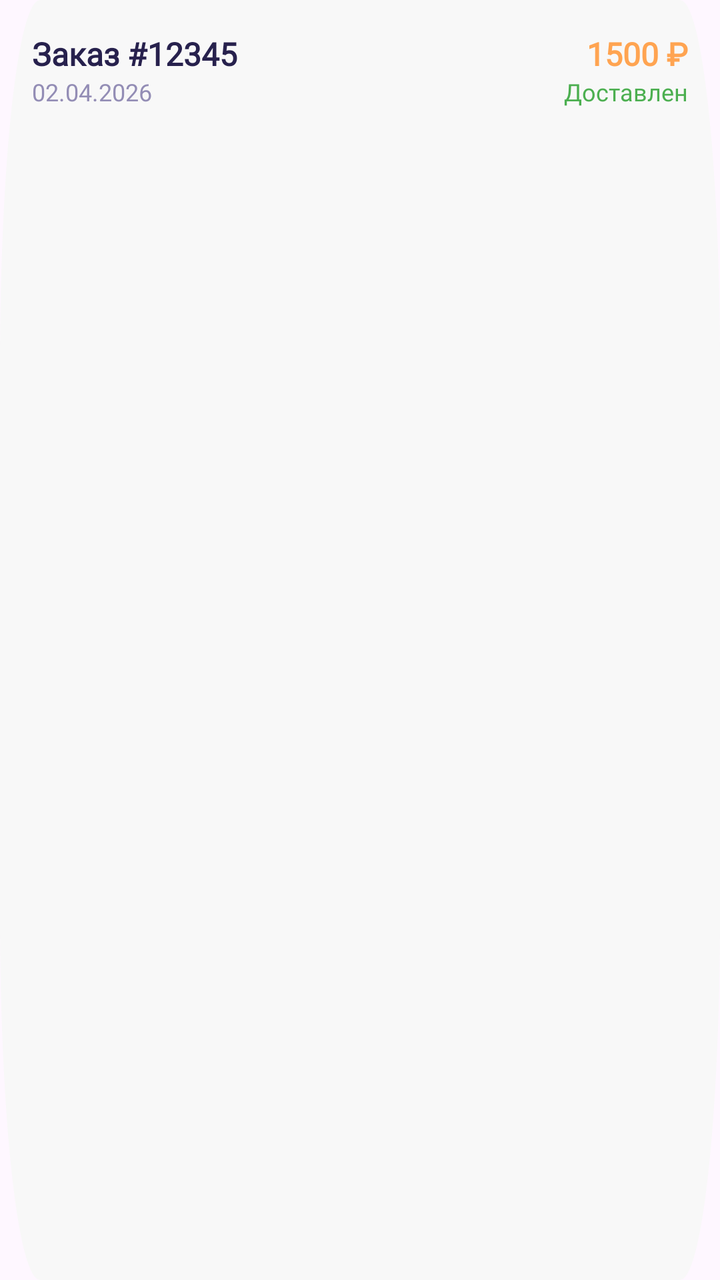
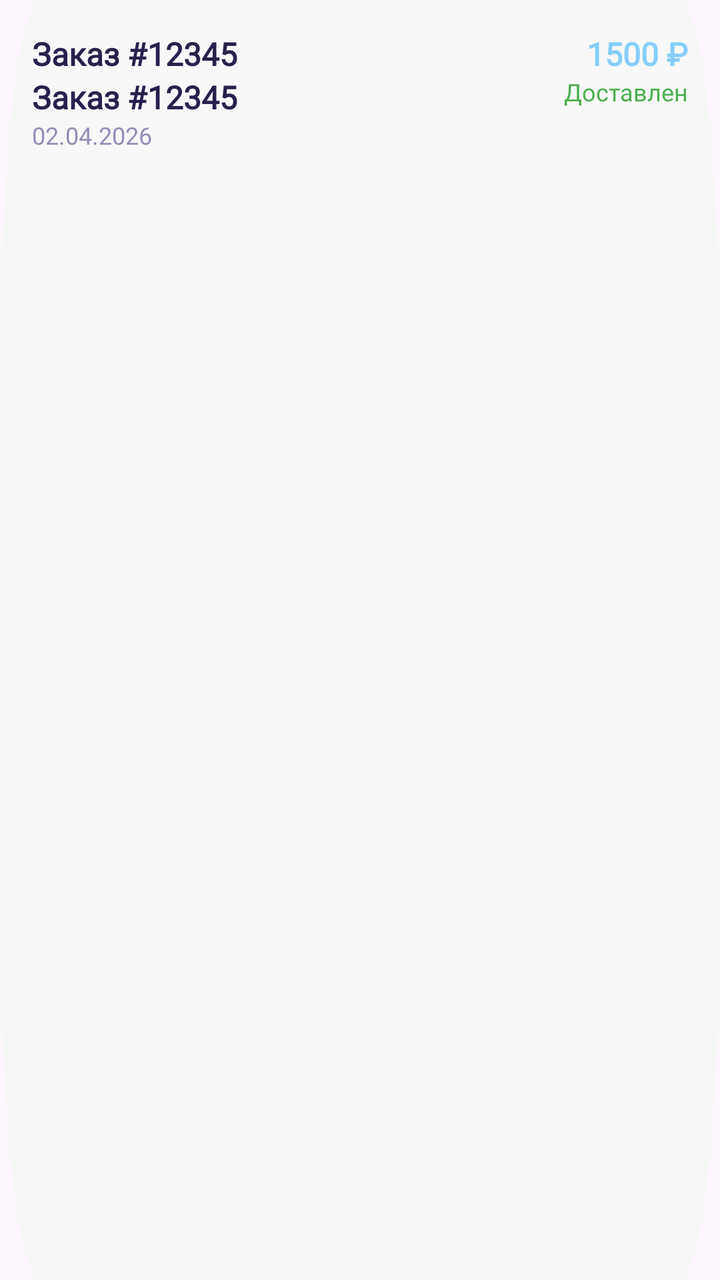

The first picture is an Android layout as it rendered before a commit; the second is the same layout after the commit. The layout source and the unified diff follow.
<!-- AndroidManifest.xml: application theme Theme.Products24 -->
<!-- res/layout/item_order.xml -->
<?xml version="1.0" encoding="utf-8"?>
<LinearLayout xmlns:android="http://schemas.android.com/apk/res/android"
    android:layout_width="match_parent"
    android:layout_height="wrap_content"
    android:layout_marginBottom="12dp"
    android:background="@drawable/rectangle_21"
    android:backgroundTint="#F8F8F8"
    android:orientation="horizontal"
    android:padding="16dp">

    <LinearLayout
        android:layout_width="0dp"
        android:layout_height="wrap_content"
        android:layout_weight="1"
        android:orientation="vertical">

        <TextView
            android:id="@+id/orderId"
            android:layout_width="wrap_content"
            android:layout_height="wrap_content"
            android:fontFamily="@font/nun_med"
            android:text="Заказ #12345"
            android:textColor="#27214D"
            android:textSize="16sp"
            android:textStyle="bold" />

        <TextView
            android:id="@+id/orderDate"
            android:layout_width="wrap_content"
            android:layout_height="wrap_content"
            android:fontFamily="@font/nun_reg"
            android:text="02.04.2026"
            android:textColor="#938DB5"
            android:textSize="12sp" />
        <TextView
            android:id="@+id/tvCourierName"
            android:layout_width="wrap_content"
            android:layout_height="wrap_content"
            android:text=""
            android:textStyle="italic"
            android:textColor="#FF9800" />
    </LinearLayout>

    <LinearLayout
        android:layout_width="wrap_content"
        android:layout_height="wrap_content"
        android:gravity="end"
        android:orientation="vertical">

        <TextView
            android:id="@+id/orderTotal"
            android:layout_width="wrap_content"
            android:layout_height="wrap_content"
            android:fontFamily="@font/nun_med"
            android:text="1500 ₽"
            android:textColor="#FFA451"
            android:textSize="16sp"
            android:textStyle="bold" />

        <TextView
            android:id="@+id/orderStatus"
            android:layout_width="wrap_content"
            android:layout_height="wrap_content"
            android:fontFamily="@font/nun_reg"
            android:text="Доставлен"
            android:textColor="#4CAF50"
            android:textSize="12sp" />
    </LinearLayout>
</LinearLayout>
<!-- resources referenced by this layout -->
<resources>
  <!-- drawable rectangle_21 (drawable) -->
  <vector xmlns:android="http://schemas.android.com/apk/res/android"
      android:width="288dp"
      android:height="56dp"
      android:viewportWidth="288"
      android:viewportHeight="56">
    <path
        android:pathData="M16,0L272,0A16,16 0,0 1,288 16L288,40A16,16 0,0 1,272 56L16,56A16,16 0,0 1,0 40L0,16A16,16 0,0 1,16 0z"
        android:fillColor="#F3F4F9"/>
  </vector>
  <style name="Theme.Products24" parent="Base.Theme.Products24" />
  <style name="Base.Theme.Products24" parent="Theme.Material3.DayNight.NoActionBar">
          
          
      </style>
</resources>

<!-- the commit's change to res/layout/item_order.xml (unified diff, before → after) -->
@@ -14,6 +14,15 @@
         android:layout_weight="1"
         android:orientation="vertical">
 
+        <TextView
+            android:id="@+id/orderName"
+            android:layout_width="wrap_content"
+            android:layout_height="wrap_content"
+            android:fontFamily="@font/nun_med"
+            android:text="Заказ #12345"
+            android:textColor="#27214D"
+            android:textSize="16sp"
+            android:textStyle="bold" />
         <TextView
             android:id="@+id/orderId"
             android:layout_width="wrap_content"
@@ -53,7 +62,7 @@
             android:layout_height="wrap_content"
             android:fontFamily="@font/nun_med"
             android:text="1500 ₽"
-            android:textColor="#FFA451"
+            android:textColor="#87cefa"
             android:textSize="16sp"
             android:textStyle="bold" />
 
